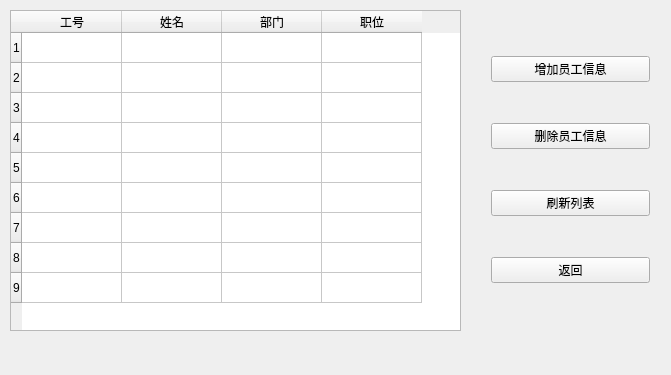
Old version of the form Src/Face_Recognition_System/AdminInfo.ui in the repository Fowindy/QT_Project.
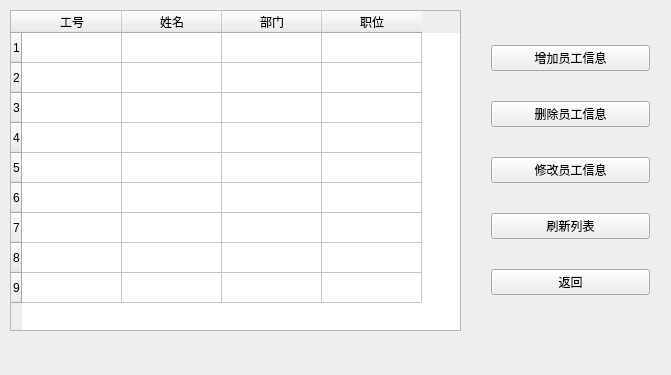
New version of the form.

Commit message: [问题]同一个infoSignal怎样响应多个槽函数

What changed in the file:
```diff
--- a/Src/Face_Recognition_System/AdminInfo.ui
+++ b/Src/Face_Recognition_System/AdminInfo.ui
@@ -79,6 +79,13 @@
       </property>
      </widget>
     </item>
+    <item>
+     <widget class="QPushButton" name="btnModifyWorker">
+      <property name="text">
+       <string>修改员工信息</string>
+      </property>
+     </widget>
+    </item>
     <item>
      <widget class="QPushButton" name="btnRefreshTable">
       <property name="text">
```
The commit also changes 7 other files.
